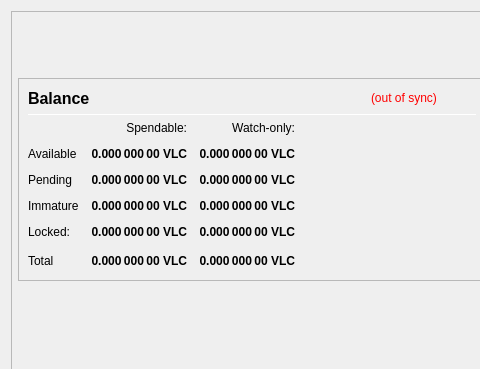
The window that src/qt/forms/overviewpage.ui (belechedev/BG-GoldMetalCoin) describes before a commit, drawn with Qt 5; both pictures show x 0 to 480 and y 0 to 369 of the 978 by 841 pixel window.
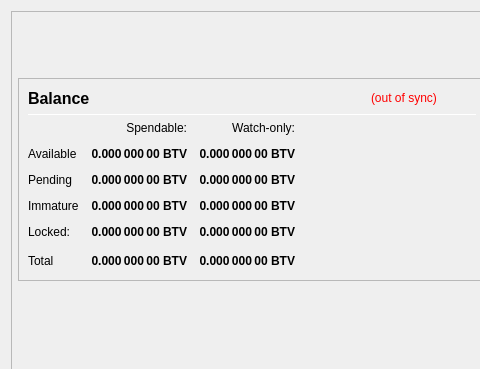
The same window after the commit.

```diff
--- a/src/qt/forms/overviewpage.ui
+++ b/src/qt/forms/overviewpage.ui
@@ -300,7 +300,7 @@
                        <string>Your current spendable balance</string>
                       </property>
                       <property name="text">
-                       <string notr="true">0.000 000 00 VLC</string>
+                       <string notr="true">0.000 000 00 BTV</string>
                       </property>
                       <property name="alignment">
                        <set>Qt::AlignRight|Qt::AlignTrailing|Qt::AlignVCenter</set>
@@ -325,7 +325,7 @@
                        <string>Your current balance in watch-only addresses</string>
                       </property>
                       <property name="text">
-                       <string notr="true">0.000 000 00 VLC</string>
+                       <string notr="true">0.000 000 00 BTV</string>
                       </property>
                       <property name="alignment">
                        <set>Qt::AlignRight|Qt::AlignTrailing|Qt::AlignVCenter</set>
@@ -360,7 +360,7 @@
                        <string>Total of transactions that have yet to be confirmed, and do not yet count toward the spendable balance</string>
                       </property>
                       <property name="text">
-                       <string notr="true">0.000 000 00 VLC</string>
+                       <string notr="true">0.000 000 00 BTV</string>
                       </property>
                       <property name="alignment">
                        <set>Qt::AlignRight|Qt::AlignTrailing|Qt::AlignVCenter</set>
@@ -385,7 +385,7 @@
                        <string>Unconfirmed transactions to watch-only addresses</string>
                       </property>
                       <property name="text">
-                       <string notr="true">0.000 000 00 VLC</string>
+                       <string notr="true">0.000 000 00 BTV</string>
                       </property>
                       <property name="alignment">
                        <set>Qt::AlignRight|Qt::AlignTrailing|Qt::AlignVCenter</set>
@@ -420,7 +420,7 @@
                        <string>Staked or masternode rewards that has not yet matured</string>
                       </property>
                       <property name="text">
-                       <string notr="true">0.000 000 00 VLC</string>
+                       <string notr="true">0.000 000 00 BTV</string>
                       </property>
                       <property name="alignment">
                        <set>Qt::AlignRight|Qt::AlignTrailing|Qt::AlignVCenter</set>
@@ -445,7 +445,7 @@
                        <string>Staked or masternode rewards in watch-only addresses that has not yet matured</string>
                       </property>
                       <property name="text">
-                       <string notr="true">0.000 000 00 VLC</string>
+                       <string notr="true">0.000 000 00 BTV</string>
                       </property>
                       <property name="alignment">
                        <set>Qt::AlignRight|Qt::AlignTrailing|Qt::AlignVCenter</set>
@@ -480,7 +480,7 @@
                        <string>Locked VLC or Masternode collaterals.</string>
                       </property>
                       <property name="text">
-                       <string notr="true">0.000 000 00 VLC</string>
+                       <string notr="true">0.000 000 00 BTV</string>
                       </property>
                       <property name="alignment">
                        <set>Qt::AlignRight|Qt::AlignTrailing|Qt::AlignVCenter</set>
@@ -505,7 +505,7 @@
                        <string>Current locked balance in watch-only addresses</string>
                       </property>
                       <property name="text">
-                       <string notr="true">0.000 000 00 VLC</string>
+                       <string notr="true">0.000 000 00 BTV</string>
                       </property>
                       <property name="alignment">
                        <set>Qt::AlignRight|Qt::AlignTrailing|Qt::AlignVCenter</set>
@@ -540,7 +540,7 @@
                        <string>Your current total balance</string>
                       </property>
                       <property name="text">
-                       <string notr="true">0.000 000 00 VLC</string>
+                       <string notr="true">0.000 000 00 BTV</string>
                       </property>
                       <property name="alignment">
                        <set>Qt::AlignRight|Qt::AlignTrailing|Qt::AlignVCenter</set>
@@ -565,7 +565,7 @@
                        <string>Current total balance in watch-only addresses</string>
                       </property>
                       <property name="text">
-                       <string notr="true">0.000 000 00 VLC</string>
+                       <string notr="true">0.000 000 00 BTV</string>
                       </property>
                       <property name="alignment">
                        <set>Qt::AlignRight|Qt::AlignTrailing|Qt::AlignVCenter</set>
```
Left out of the diff: 8 changed lines with no effect on the pictures.
